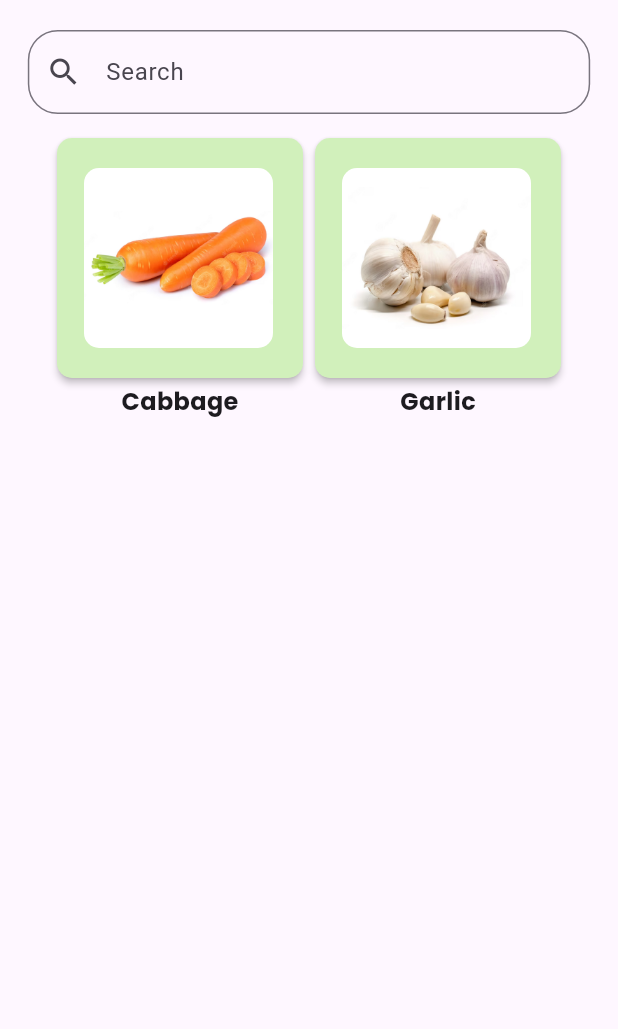
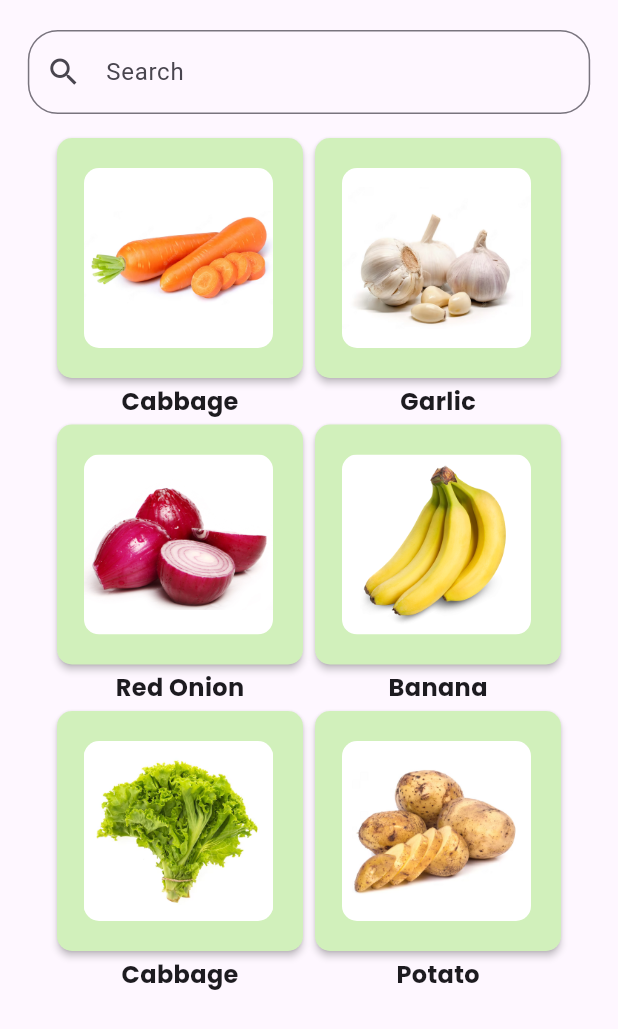
Before and after one commit to ReemanS/cc206-ani, a Flutter app: the Crops screen opened directly, on a phone screen of 412 x 824 dp. Shown: the top 1029 px of the screen. Run offline on Flutter 3.47's test engine with Material 3 defaults, Android fonts, the phone set to English and light mode, and no system bars; network calls fail.

Commit message:
scrollable on  crops

```diff
--- a/lib/components/crop.dart
+++ b/lib/components/crop.dart
@@ -7,7 +7,8 @@ class Crops extends StatelessWidget {
   Widget build(BuildContext context) {
     final screenSize = MediaQuery.of(context).size;
     return Scaffold(
-      body: Column(
+      body: SingleChildScrollView(
+          child: Column(
         children: [
           Center(
             child: SizedBox(
@@ -29,7 +30,8 @@ class Crops extends StatelessWidget {
           const SizedBox(height: 12),
           SizedBox(
             height: screenSize.height * 0.4,
-            child: Row(
+            child: Column(
+              children: [ Row(
               mainAxisSize: MainAxisSize.min,
               mainAxisAlignment: MainAxisAlignment.center,
               children: [
@@ -37,9 +39,30 @@ class Crops extends StatelessWidget {
                 BuildItemBox("garlic", "Garlic"),
               ],
             ),
+            Row(
+              mainAxisSize: MainAxisSize.min,
+              mainAxisAlignment: MainAxisAlignment.center,
+              children: [
+                BuildItemBox("red-onion", "Red Onion"),
+                BuildItemBox("banana", "Banana"),
+              ],
+            ),
+            Row(
+              mainAxisSize: MainAxisSize.min,
+              mainAxisAlignment: MainAxisAlignment.center,
+              children: [
+                BuildItemBox("cabbage", "Cabbage"),
+               BuildItemBox("potato", "Potato"),
+              ],
+            ),
+          ],
+         )
+
           ),
         ],
       ),
+      ),
+
     );
   }
 
@@ -52,7 +75,7 @@ class Crops extends StatelessWidget {
         ),
         Text(
           emName,
-          style: TextStyle(
+          style: const TextStyle(
             fontFamily: 'Poppins',
             fontSize: 16,
             fontWeight: FontWeight.bold,
--- a/lib/features/marketplace.dart
+++ b/lib/features/marketplace.dart
@@ -10,6 +10,7 @@ class Marketplace extends StatefulWidget {
   State<Marketplace> createState() => _Marketplace_State();
 }
 
+// ignore: camel_case_types
 class _Marketplace_State extends State<Marketplace> {
   @override
   Widget build(BuildContext context) {
```
Also changed, not shown: pubspec.lock.
